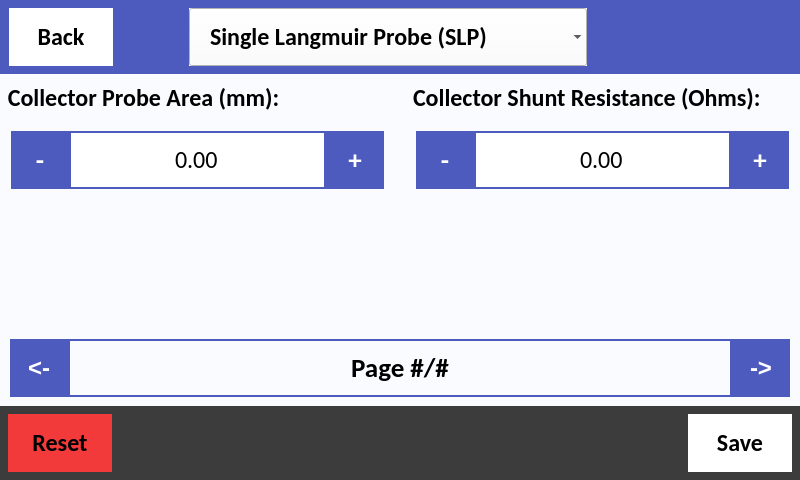
The window that src/user_interface/graphic_user_interface/user_settings.ui (CFigueroa90894/plasmetry) describes before a commit, drawn with Qt 5.
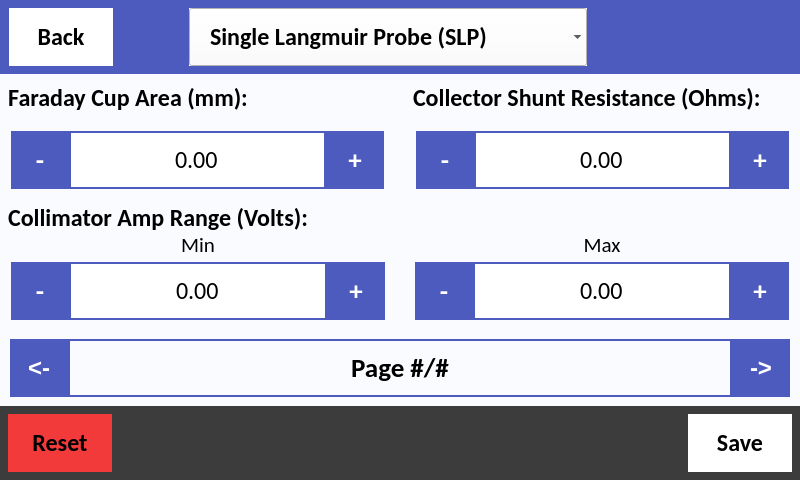
The same window after the commit. The open tabs and pages were chosen to show the change.

Commit message: changed labels and aggregated missing from manifest

Patch:
```diff
--- a/src/user_interface/graphic_user_interface/user_settings.ui
+++ b/src/user_interface/graphic_user_interface/user_settings.ui
@@ -597,7 +597,7 @@
 }</string>
                 </property>
                 <property name="title">
-                 <string>Increment/Decrement Value Adjusment:</string>
+                 <string>Button Increment Adjusment:</string>
                 </property>
                 <property name="alignment">
                  <set>Qt::AlignLeading|Qt::AlignLeft|Qt::AlignVCenter</set>
@@ -5172,7 +5172,7 @@
                <string notr="true"/>
               </property>
               <property name="title">
-               <string>Triple Langmuir Probe Current Area (mm):</string>
+               <string>Triple Langmuir Probe Area (mm):</string>
               </property>
               <property name="alignment">
                <set>Qt::AlignLeading|Qt::AlignLeft|Qt::AlignVCenter</set>
@@ -6948,7 +6948,7 @@
                <string notr="true"/>
               </property>
               <property name="title">
-               <string>Triple Langmuir Probe Voltage Area (mm):</string>
+               <string>Triple Langmuir Probe Area (mm):</string>
               </property>
               <property name="alignment">
                <set>Qt::AlignLeading|Qt::AlignLeft|Qt::AlignVCenter</set>
@@ -8136,7 +8136,7 @@
                </font>
               </property>
               <property name="title">
-               <string>Rejector Bias Amp Range (Volts):</string>
+               <string>Rejector Amp Range (Volts):</string>
               </property>
               <layout class="QHBoxLayout" name="horizontalLayout_61">
                <property name="spacing">
@@ -8598,7 +8598,7 @@
                </font>
               </property>
               <property name="title">
-               <string>Collector Bias Amp Range (Volts):</string>
+               <string>Collector Amp Range (Volts):</string>
               </property>
               <layout class="QHBoxLayout" name="horizontalLayout_64">
                <property name="spacing">
@@ -9032,176 +9032,27 @@
               <property name="frameShadow">
                <enum>QFrame::Raised</enum>
               </property>
-              <layout class="QHBoxLayout" name="horizontalLayout_67">
-               <property name="spacing">
-                <number>10</number>
+              <widget class="QGroupBox" name="hea_collect_gain_gb_2">
+               <property name="geometry">
+                <rect>
+                 <x>0</x>
+                 <y>20</y>
+                 <width>395</width>
+                 <height>101</height>
+                </rect>
                </property>
-               <property name="leftMargin">
-                <number>0</number>
-               </property>
-               <property name="topMargin">
-                <number>0</number>
-               </property>
-               <property name="rightMargin">
-                <number>0</number>
-               </property>
-               <property name="bottomMargin">
-                <number>0</number>
-               </property>
-               <item>
-                <widget class="QGroupBox" name="iea_collector_probe_gb">
-                 <property name="font">
-                  <font>
-                   <family>Calibri</family>
-                   <pointsize>18</pointsize>
-                   <weight>75</weight>
-                   <bold>true</bold>
-                  </font>
-                 </property>
-                 <property name="styleSheet">
-                  <string notr="true"/>
-                 </property>
-                 <property name="title">
-                  <string>Collector Probe Bias (Volts):</string>
-                 </property>
-                 <property name="alignment">
-                  <set>Qt::AlignLeading|Qt::AlignLeft|Qt::AlignVCenter</set>
-                 </property>
-                 <layout class="QHBoxLayout" name="horizontalLayout_68">
-                  <property name="spacing">
-                   <number>0</number>
-                  </property>
-                  <property name="leftMargin">
-                   <number>10</number>
-                  </property>
-                  <property name="topMargin">
-                   <number>0</number>
-                  </property>
-                  <property name="rightMargin">
-                   <number>10</number>
-                  </property>
-                  <property name="bottomMargin">
-                   <number>0</number>
-                  </property>
-                  <item>
-                   <widget class="QToolButton" name="iea_collector_probe_minus">
                     <property name="minimumSize">
                      <size>
-                      <width>58</width>
-                      <height>58</height>
+                 <width>395</width>
+                 <height>0</height>
                      </size>
                     </property>
                     <property name="maximumSize">
                      <size>
-                      <width>58</width>
-                      <height>58</height>
-                     </size>
-                    </property>
-                    <property name="font">
-                     <font>
-                      <pointsize>20</pointsize>
-                      <weight>75</weight>
-                      <bold>true</bold>
-                     </font>
-                    </property>
-                    <property name="text">
-                     <string>-</string>
-                    </property>
-                   </widget>
-                  </item>
-                  <item>
-                   <widget class="QDoubleSpinBox" name="iea_collector_probe_input">
-                    <property name="minimumSize">
-                     <size>
-                      <width>0</width>
-                      <height>58</height>
-                     </size>
-                    </property>
-                    <property name="maximumSize">
-                     <size>
-                      <width>1000</width>
-                      <height>58</height>
-                     </size>
-                    </property>
-                    <property name="font">
-                     <font>
-                      <family>Calibri</family>
-                      <pointsize>18</pointsize>
-                      <weight>50</weight>
-                      <bold>false</bold>
-                     </font>
-                    </property>
-                    <property name="focusPolicy">
-                     <enum>Qt::NoFocus</enum>
-                    </property>
-                    <property name="layoutDirection">
-                     <enum>Qt::LeftToRight</enum>
-                    </property>
-                    <property name="styleSheet">
-                     <string notr="true">QDoubleSpinBox {
-	background-color: #FFFFFF;
-}</string>
-                    </property>
-                    <property name="alignment">
-                     <set>Qt::AlignCenter</set>
-                    </property>
-                    <property name="readOnly">
-                     <bool>true</bool>
-                    </property>
-                    <property name="buttonSymbols">
-                     <enum>QAbstractSpinBox::NoButtons</enum>
-                    </property>
-                    <property name="correctionMode">
-                     <enum>QAbstractSpinBox::CorrectToPreviousValue</enum>
-                    </property>
-                    <property name="showGroupSeparator" stdset="0">
-                     <bool>false</bool>
-                    </property>
-                    <property name="decimals">
-                     <number>2</number>
-                    </property>
-                    <property name="minimum">
-                     <double>-10000.000000000000000</double>
-                    </property>
-                    <property name="maximum">
-                     <double>10000.000000000000000</double>
-                    </property>
-                   </widget>
-                  </item>
-                  <item>
-                   <widget class="QToolButton" name="iea_collector_probe_plus">
-                    <property name="minimumSize">
-                     <size>
-                      <width>58</width>
-                      <height>58</height>
-                     </size>
-                    </property>
-                    <property name="maximumSize">
-                     <size>
-                      <width>16777215</width>
-                      <height>58</height>
-                     </size>
-                    </property>
-                    <property name="font">
-                     <font>
-                      <pointsize>20</pointsize>
-                      <weight>75</weight>
-                      <bold>true</bold>
-                     </font>
-                    </property>
-                    <property name="focusPolicy">
-                     <enum>Qt::NoFocus</enum>
-                    </property>
-                    <property name="text">
-                     <string>+</string>
-                    </property>
-                   </widget>
-                  </item>
-                 </layout>
-                </widget>
-               </item>
-               <item>
-                <widget class="QGroupBox" name="iea_collector_gain_gb">
+                 <width>395</width>
+                 <height>125</height>
+                </size>
+               </property>
                  <property name="font">
                   <font>
                    <family>Calibri</family>
@@ -9219,7 +9070,7 @@
                  <property name="alignment">
                   <set>Qt::AlignLeading|Qt::AlignLeft|Qt::AlignVCenter</set>
                  </property>
-                 <layout class="QHBoxLayout" name="horizontalLayout_69">
+               <layout class="QHBoxLayout" name="horizontalLayout_95">
                   <property name="spacing">
                    <number>0</number>
                   </property>
@@ -9227,13 +9078,13 @@
                    <number>10</number>
                   </property>
                   <property name="topMargin">
-                   <number>0</number>
+                 <number>7</number>
                   </property>
                   <property name="rightMargin">
                    <number>10</number>
                   </property>
                   <property name="bottomMargin">
-                   <number>0</number>
+                 <number>50</number>
                   </property>
                   <item>
                    <widget class="QToolButton" name="iea_collector_gain_minus">
@@ -9330,7 +9181,7 @@
                     </property>
                     <property name="maximumSize">
                      <size>
-                      <width>16777215</width>
+                    <width>58</width>
                       <height>58</height>
                      </size>
                     </property>
@@ -9351,8 +9202,6 @@
                   </item>
                  </layout>
                 </widget>
-               </item>
-              </layout>
              </widget>
             </item>
            </layout>
@@ -9760,7 +9609,7 @@
                   <string notr="true"/>
                  </property>
                  <property name="title">
-                  <string>Collector Probe Area (mm):</string>
+                  <string>Collector Area (mm):</string>
                  </property>
                  <property name="alignment">
                   <set>Qt::AlignLeading|Qt::AlignLeft|Qt::AlignVCenter</set>
@@ -10118,177 +9967,6 @@
                <property name="bottomMargin">
                 <number>0</number>
                </property>
-               <item alignment="Qt::AlignLeft">
-                <widget class="QGroupBox" name="iea_mass_gb">
-                 <property name="sizePolicy">
-                  <sizepolicy hsizetype="Minimum" vsizetype="Fixed">
-                   <horstretch>0</horstretch>
-                   <verstretch>0</verstretch>
-                  </sizepolicy>
-                 </property>
-                 <property name="minimumSize">
-                  <size>
-                   <width>395</width>
-                   <height>0</height>
-                  </size>
-                 </property>
-                 <property name="maximumSize">
-                  <size>
-                   <width>395</width>
-                   <height>1000</height>
-                  </size>
-                 </property>
-                 <property name="font">
-                  <font>
-                   <family>Calibri</family>
-                   <pointsize>18</pointsize>
-                   <weight>75</weight>
-                   <bold>true</bold>
-                  </font>
-                 </property>
-                 <property name="styleSheet">
-                  <string notr="true"/>
-                 </property>
-                 <property name="title">
-                  <string>Ion Mass of Custom Gas (Kilograms):</string>
-                 </property>
-                 <property name="alignment">
-                  <set>Qt::AlignLeading|Qt::AlignLeft|Qt::AlignVCenter</set>
-                 </property>
-                 <layout class="QHBoxLayout" name="horizontalLayout_18">
-                  <property name="spacing">
-                   <number>0</number>
-                  </property>
-                  <property name="leftMargin">
-                   <number>10</number>
-                  </property>
-                  <property name="topMargin">
-                   <number>0</number>
-                  </property>
-                  <property name="rightMargin">
-                   <number>10</number>
-                  </property>
-                  <property name="bottomMargin">
-                   <number>0</number>
-                  </property>
-                  <item>
-                   <widget class="QToolButton" name="iea_mass_minus">
-                    <property name="minimumSize">
-                     <size>
-                      <width>58</width>
-                      <height>58</height>
-                     </size>
-                    </property>
-                    <property name="maximumSize">
-                     <size>
-                      <width>58</width>
-                      <height>58</height>
-                     </size>
-                    </property>
-                    <property name="font">
-                     <font>
-                      <pointsize>20</pointsize>
-                      <weight>75</weight>
-                      <bold>true</bold>
-                     </font>
-                    </property>
-                    <property name="text">
-                     <string>-</string>
-                    </property>
-                   </widget>
-                  </item>
-                  <item>
-                   <widget class="QDoubleSpinBox" name="iea_mass_input">
-                    <property name="minimumSize">
-                     <size>
-                      <width>0</width>
-                      <height>58</height>
-                     </size>
-                    </property>
-                    <property name="maximumSize">
-                     <size>
-                      <width>1000</width>
-                      <height>58</height>
-                     </size>
-                    </property>
-                    <property name="font">
-                     <font>
-                      <family>Calibri</family>
-                      <pointsize>18</pointsize>
-                     </font>
-                    </property>
-                    <property name="focusPolicy">
-                     <enum>Qt::NoFocus</enum>
-                    </property>
-                    <property name="layoutDirection">
-                     <enum>Qt::LeftToRight</enum>
-                    </property>
-                    <property name="styleSheet">
-                     <string notr="true">QDoubleSpinBox {
-	background-color: #FFFFFF;
-}</string>
-                    </property>
-                    <property name="alignment">
-                     <set>Qt::AlignCenter</set>
-                    </property>
-                    <property name="readOnly">
-                     <bool>true</bool>
-                    </property>
-                    <property name="buttonSymbols">
-                     <enum>QAbstractSpinBox::NoButtons</enum>
-                    </property>
-                    <property name="correctionMode">
-                     <enum>QAbstractSpinBox::CorrectToPreviousValue</enum>
-                    </property>
-                    <property name="showGroupSeparator" stdset="0">
-                     <bool>false</bool>
-                    </property>
-                    <property name="decimals">
-                     <number>2</number>
-                    </property>
-                    <property name="minimum">
-                     <double>-10000.000000000000000</double>
-                    </property>
-                    <property name="maximum">
-                     <double>10000.000000000000000</double>
-                    </property>
-                    <property name="singleStep">
-                     <double>1.000000000000000</double>
-                    </property>
-                   </widget>
-                  </item>
-                  <item>
-                   <widget class="QToolButton" name="iea_mass_plus">
-                    <property name="minimumSize">
-                     <size>
-                      <width>58</width>
-                      <height>58</height>
-                     </size>
-                    </property>
-                    <property name="maximumSize">
-                     <size>
-                      <width>16777215</width>
-                      <height>58</height>
-                     </size>
-                    </property>
-                    <property name="font">
-                     <font>
-                      <pointsize>20</pointsize>
-                      <weight>75</weight>
-                      <bold>true</bold>
-                     </font>
-                    </property>
-                    <property name="focusPolicy">
-                     <enum>Qt::NoFocus</enum>
-                    </property>
-                    <property name="text">
-                     <string>+</string>
-                    </property>
-                   </widget>
-                  </item>
-                 </layout>
-                </widget>
-               </item>
               </layout>
              </widget>
             </item>
@@ -10806,7 +10484,7 @@
                </font>
               </property>
               <property name="title">
-               <string>Collector Bias Amp Range (Volts):</string>
+               <string>Faraday Cup Amp Range (Volts):</string>
               </property>
               <layout class="QHBoxLayout" name="horizontalLayout_76">
                <property name="spacing">
@@ -11590,24 +11268,15 @@
               <property name="frameShadow">
                <enum>QFrame::Raised</enum>
               </property>
-              <layout class="QHBoxLayout" name="horizontalLayout_3">
-               <property name="spacing">
-                <number>10</number>
-               </property>
-               <property name="leftMargin">
-                <number>0</number>
-               </property>
-               <property name="topMargin">
-                <number>0</number>
-               </property>
-               <property name="rightMargin">
-                <number>0</number>
-               </property>
-               <property name="bottomMargin">
-                <number>0</number>
-               </property>
-               <item alignment="Qt::AlignLeft">
                 <widget class="QGroupBox" name="hea_collect_gain_gb">
+               <property name="geometry">
+                <rect>
+                 <x>0</x>
+                 <y>10</y>
+                 <width>395</width>
+                 <height>90</height>
+                </rect>
+               </property>
                  <property name="minimumSize">
                   <size>
                    <width>395</width>
@@ -11769,8 +11438,6 @@
                   </item>
                  </layout>
                 </widget>
-               </item>
-              </layout>
              </widget>
             </item>
            </layout>
@@ -11800,24 +11467,15 @@
               <property name="frameShadow">
                <enum>QFrame::Raised</enum>
               </property>
-              <layout class="QHBoxLayout" name="horizontalLayout_16">
-               <property name="spacing">
-                <number>10</number>
-               </property>
-               <property name="leftMargin">
-                <number>0</number>
-               </property>
-               <property name="topMargin">
-                <number>0</number>
-               </property>
-               <property name="rightMargin">
-                <number>0</number>
-               </property>
-               <property name="bottomMargin">
-                <number>0</number>
-               </property>
-               <item alignment="Qt::AlignTop">
                 <widget class="QGroupBox" name="hea_area_gb">
+               <property name="geometry">
+                <rect>
+                 <x>0</x>
+                 <y>0</y>
+                 <width>395</width>
+                 <height>125</height>
+                </rect>
+               </property>
                  <property name="minimumSize">
                   <size>
                    <width>395</width>
@@ -11842,7 +11500,7 @@
                   <string notr="true"/>
                  </property>
                  <property name="title">
-                  <string>Collector Probe Area (mm):</string>
+                <string>Faraday Cup Area (mm):</string>
                  </property>
                  <property name="alignment">
                   <set>Qt::AlignLeading|Qt::AlignLeft|Qt::AlignVCenter</set>
@@ -11982,9 +11640,15 @@
                   </item>
                  </layout>
                 </widget>
-               </item>
-               <item alignment="Qt::AlignTop">
                 <widget class="QGroupBox" name="hea_collector_shunt_rest_gb">
+               <property name="geometry">
+                <rect>
+                 <x>405</x>
+                 <y>0</y>
+                 <width>395</width>
+                 <height>125</height>
+                </rect>
+               </property>
                  <property name="minimumSize">
                   <size>
                    <width>395</width>
@@ -12137,8 +11801,455 @@
                   </item>
                  </layout>
                 </widget>
-               </item>
-              </layout>
+              <widget class="QGroupBox" name="hea_collect_bias_gb_3">
+               <property name="geometry">
+                <rect>
+                 <x>0</x>
+                 <y>120</y>
+                 <width>800</width>
+                 <height>125</height>
+                </rect>
+               </property>
+               <property name="minimumSize">
+                <size>
+                 <width>0</width>
+                 <height>112</height>
+                </size>
+               </property>
+               <property name="font">
+                <font>
+                 <family>Calibri</family>
+                 <pointsize>18</pointsize>
+                 <weight>75</weight>
+                 <bold>true</bold>
+                </font>
+               </property>
+               <property name="title">
+                <string>Collimator Amp Range (Volts):</string>
+               </property>
+               <layout class="QHBoxLayout" name="horizontalLayout_175">
+                <property name="spacing">
+                 <number>30</number>
+                </property>
+                <property name="leftMargin">
+                 <number>10</number>
+                </property>
+                <property name="topMargin">
+                 <number>0</number>
+                </property>
+                <property name="rightMargin">
+                 <number>10</number>
+                </property>
+                <property name="bottomMargin">
+                 <number>0</number>
+                </property>
+                <item>
+                 <widget class="QFrame" name="hea_collect_bias_min_frame_3">
+                  <property name="maximumSize">
+                   <size>
+                    <width>1000</width>
+                    <height>1000</height>
+                   </size>
+                  </property>
+                  <property name="frameShape">
+                   <enum>QFrame::StyledPanel</enum>
+                  </property>
+                  <property name="frameShadow">
+                   <enum>QFrame::Raised</enum>
+                  </property>
+                  <layout class="QVBoxLayout" name="verticalLayout_94">
+                   <property name="spacing">
+                    <number>0</number>
+                   </property>
+                   <property name="leftMargin">
+                    <number>0</number>
+                   </property>
+                   <property name="topMargin">
+                    <number>0</number>
+                   </property>
+                   <property name="rightMargin">
+                    <number>0</number>
+                   </property>
+                   <property name="bottomMargin">
+                    <number>0</number>
+                   </property>
+                   <item>
+                    <widget class="QLabel" name="hea_collect_bias_min_label_3">
+                     <property name="minimumSize">
+                      <size>
+                       <width>40</width>
+                       <height>22</height>
+                      </size>
+                     </property>
+                     <property name="maximumSize">
+                      <size>
+                       <width>1000</width>
+                       <height>22</height>
+                      </size>
+                     </property>
+                     <property name="font">
+                      <font>
+                       <family>Calibri</family>
+                       <pointsize>16</pointsize>
+                       <weight>50</weight>
+                       <bold>false</bold>
+                      </font>
+                     </property>
+                     <property name="text">
+                      <string>Min</string>
+                     </property>
+                     <property name="alignment">
+                      <set>Qt::AlignCenter</set>
+                     </property>
+                    </widget>
+                   </item>
+                   <item>
+                    <widget class="QFrame" name="frame_95">
+                     <property name="minimumSize">
+                      <size>
+                       <width>0</width>
+                       <height>58</height>
+                      </size>
+                     </property>
+                     <property name="frameShape">
+                      <enum>QFrame::StyledPanel</enum>
+                     </property>
+                     <property name="frameShadow">
+                      <enum>QFrame::Raised</enum>
+                     </property>
+                     <layout class="QHBoxLayout" name="horizontalLayout_176">
+                      <property name="spacing">
+                       <number>0</number>
+                      </property>
+                      <property name="leftMargin">
+                       <number>0</number>
+                      </property>
+                      <property name="topMargin">
+                       <number>0</number>
+                      </property>
+                      <property name="rightMargin">
+                       <number>0</number>
+                      </property>
+                      <property name="bottomMargin">
+                       <number>0</number>
+                      </property>
+                      <item>
+                       <widget class="QToolButton" name="hea_collimator_bias_min_minus">
+                        <property name="minimumSize">
+                         <size>
+                          <width>58</width>
+                          <height>58</height>
+                         </size>
+                        </property>
+                        <property name="maximumSize">
+                         <size>
+                          <width>58</width>
+                          <height>58</height>
+                         </size>
+                        </property>
+                        <property name="font">
+                         <font>
+                          <pointsize>20</pointsize>
+                          <weight>75</weight>
+                          <bold>true</bold>
+                         </font>
+                        </property>
+                        <property name="text">
+                         <string>-</string>
+                        </property>
+                       </widget>
+                      </item>
+                      <item>
+                       <widget class="QDoubleSpinBox" name="hea_collimator_bias_min_input">
+                        <property name="minimumSize">
+                         <size>
+                          <width>0</width>
+                          <height>0</height>
+                         </size>
+                        </property>
+                        <property name="maximumSize">
+                         <size>
+                          <width>1000</width>
+                          <height>58</height>
+                         </size>
+                        </property>
+                        <property name="font">
+                         <font>
+                          <family>Calibri</family>
+                          <pointsize>18</pointsize>
+                          <weight>50</weight>
+                          <bold>false</bold>
+                         </font>
+                        </property>
+                        <property name="layoutDirection">
+                         <enum>Qt::LeftToRight</enum>
+                        </property>
+                        <property name="styleSheet">
+                         <string notr="true">QDoubleSpinBox {
+	background-color: #FFFFFF;
+}</string>
+                        </property>
+                        <property name="alignment">
+                         <set>Qt::AlignCenter</set>
+                        </property>
+                        <property name="readOnly">
+                         <bool>true</bool>
+                        </property>
+                        <property name="buttonSymbols">
+                         <enum>QAbstractSpinBox::NoButtons</enum>
+                        </property>
+                        <property name="correctionMode">
+                         <enum>QAbstractSpinBox::CorrectToPreviousValue</enum>
+                        </property>
+                        <property name="showGroupSeparator" stdset="0">
+                         <bool>false</bool>
+                        </property>
+                        <property name="minimum">
+                         <double>-10000.000000000000000</double>
+                        </property>
+                        <property name="maximum">
+                         <double>10000.000000000000000</double>
+                        </property>
+                       </widget>
+                      </item>
+                      <item>
+                       <widget class="QToolButton" name="hea_collimator_bias_min_plus">
+                        <property name="minimumSize">
+                         <size>
+                          <width>58</width>
+                          <height>58</height>
+                         </size>
+                        </property>
+                        <property name="maximumSize">
+                         <size>
+                          <width>16777215</width>
+                          <height>58</height>
+                         </size>
+                        </property>
+                        <property name="font">
+                         <font>
+                          <pointsize>20</pointsize>
+                          <weight>75</weight>
+                          <bold>true</bold>
+                         </font>
+                        </property>
+                        <property name="focusPolicy">
+                         <enum>Qt::NoFocus</enum>
+                        </property>
+                        <property name="text">
+                         <string>+</string>
+                        </property>
+                       </widget>
+                      </item>
+                     </layout>
+                    </widget>
+                   </item>
+                  </layout>
+                 </widget>
+                </item>
+                <item>
+                 <widget class="QFrame" name="hea_collect_bias_max_frame_3">
+                  <property name="minimumSize">
+                   <size>
+                    <width>0</width>
+                    <height>0</height>
+                   </size>
+                  </property>
+                  <property name="maximumSize">
+                   <size>
+                    <width>1000</width>
+                    <height>1000</height>
+                   </size>
+                  </property>
+                  <property name="frameShape">
+                   <enum>QFrame::StyledPanel</enum>
+                  </property>
+                  <property name="frameShadow">
+                   <enum>QFrame::Raised</enum>
+                  </property>
+                  <layout class="QVBoxLayout" name="verticalLayout_95">
+                   <property name="spacing">
+                    <number>0</number>
+                   </property>
+                   <property name="leftMargin">
+                    <number>0</number>
+                   </property>
+                   <property name="topMargin">
+                    <number>0</number>
+                   </property>
+                   <property name="rightMargin">
+                    <number>0</number>
+                   </property>
+                   <property name="bottomMargin">
+                    <number>0</number>
+                   </property>
+                   <item>
+                    <widget class="QLabel" name="hea_collect_bias_max_label_3">
+                     <property name="minimumSize">
+                      <size>
+                       <width>42</width>
+                       <height>22</height>
+                      </size>
+                     </property>
+                     <property name="maximumSize">
+                      <size>
+                       <width>1000</width>
+                       <height>22</height>
+                      </size>
+                     </property>
+                     <property name="font">
+                      <font>
+                       <family>Calibri</family>
+                       <pointsize>16</pointsize>
+                       <weight>50</weight>
+                       <bold>false</bold>
+                      </font>
+                     </property>
+                     <property name="text">
+                      <string>Max</string>
+                     </property>
+                     <property name="alignment">
+                      <set>Qt::AlignCenter</set>
+                     </property>
+                    </widget>
+                   </item>
+                   <item>
+                    <widget class="QFrame" name="frame_96">
+                     <property name="frameShape">
+                      <enum>QFrame::StyledPanel</enum>
+                     </property>
+                     <property name="frameShadow">
+                      <enum>QFrame::Raised</enum>
+                     </property>
+                     <layout class="QHBoxLayout" name="horizontalLayout_177">
+                      <property name="spacing">
+                       <number>0</number>
+                      </property>
+                      <property name="leftMargin">
+                       <number>0</number>
+                      </property>
+                      <property name="topMargin">
+                       <number>0</number>
+                      </property>
+                      <property name="rightMargin">
+                       <number>0</number>
+                      </property>
+                      <property name="bottomMargin">
+                       <number>0</number>
+                      </property>
+                      <item>
+                       <widget class="QToolButton" name="hea_collimator_bias_max_minus">
+                        <property name="minimumSize">
+                         <size>
+                          <width>58</width>
+                          <height>58</height>
+                         </size>
+                        </property>
+                        <property name="maximumSize">
+                         <size>
+                          <width>58</width>
+                          <height>58</height>
+                         </size>
+                        </property>
+                        <property name="font">
+                         <font>
+                          <pointsize>20</pointsize>
+                          <weight>75</weight>
+                          <bold>true</bold>
+                         </font>
+                        </property>
+                        <property name="text">
+                         <string>-</string>
+                        </property>
+                       </widget>
+                      </item>
+                      <item>
+                       <widget class="QDoubleSpinBox" name="hea_collimator_bias_max_input">
+                        <property name="minimumSize">
+                         <size>
+                          <width>0</width>
+                          <height>0</height>
+                         </size>
+                        </property>
+                        <property name="maximumSize">
+                         <size>
+                          <width>1000</width>
+                          <height>58</height>
+                         </size>
+                        </property>
+                        <property name="font">
+                         <font>
+                          <family>Calibri</family>
+                          <pointsize>18</pointsize>
+                          <weight>50</weight>
+                          <bold>false</bold>
+                         </font>
+                        </property>
+                        <property name="layoutDirection">
+                         <enum>Qt::LeftToRight</enum>
+                        </property>
+                        <property name="styleSheet">
+                         <string notr="true">QDoubleSpinBox {
+	background-color: #FFFFFF;
+}</string>
+                        </property>
+                        <property name="alignment">
+                         <set>Qt::AlignCenter</set>
+                        </property>
+                        <property name="readOnly">
+                         <bool>true</bool>
+                        </property>
+                        <property name="buttonSymbols">
+                         <enum>QAbstractSpinBox::NoButtons</enum>
+                        </property>
+                        <property name="correctionMode">
+                         <enum>QAbstractSpinBox::CorrectToPreviousValue</enum>
+                        </property>
+                        <property name="showGroupSeparator" stdset="0">
+                         <bool>false</bool>
+                        </property>
+                        <property name="maximum">
+                         <double>10000.000000000000000</double>
+                        </property>
+                       </widget>
+                      </item>
+                      <item>
+                       <widget class="QToolButton" name="hea_collimator_bias_max_plus">
+                        <property name="minimumSize">
+                         <size>
+                          <width>58</width>
+                          <height>58</height>
+                         </size>
+                        </property>
+                        <property name="maximumSize">
+                         <size>
+                          <width>16777215</width>
+                          <height>58</height>
+                         </size>
+                        </property>
+                        <property name="font">
+                         <font>
+                          <pointsize>20</pointsize>
+                          <weight>75</weight>
+                          <bold>true</bold>
+                         </font>
+                        </property>
+                        <property name="focusPolicy">
+                         <enum>Qt::NoFocus</enum>
+                        </property>
+                        <property name="text">
+                         <string>+</string>
+                        </property>
+                       </widget>
+                      </item>
+                     </layout>
+                    </widget>
+                   </item>
+                  </layout>
+                 </widget>
+                </item>
+               </layout>
+              </widget>
              </widget>
             </item>
            </layout>
```
Lines whose indentation alone changed are shown as unchanged. The commit also changes 7 other files.
